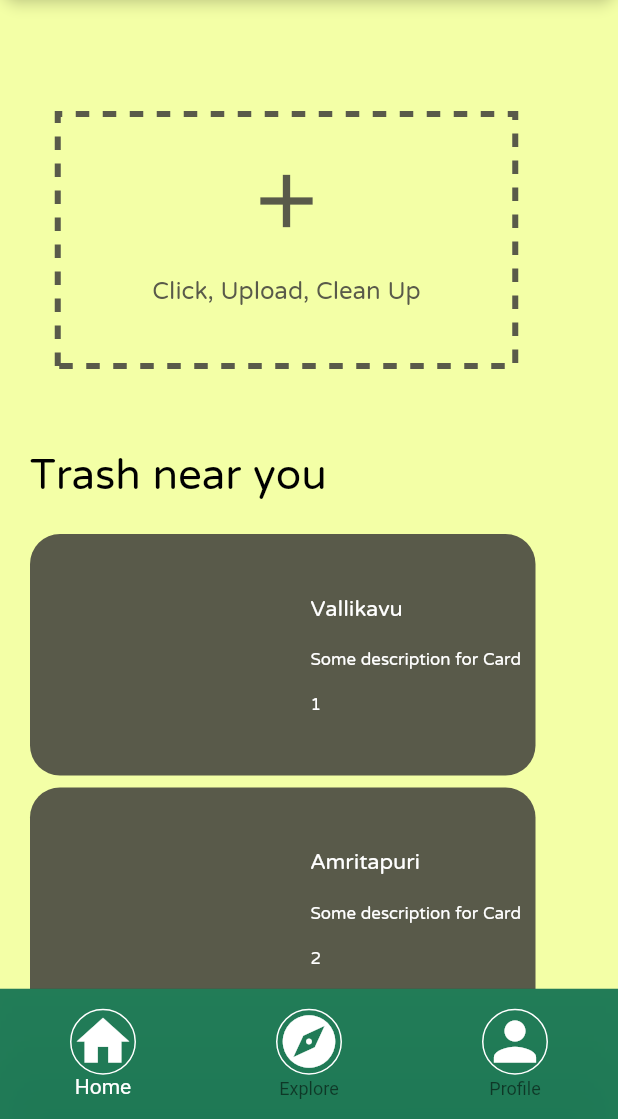
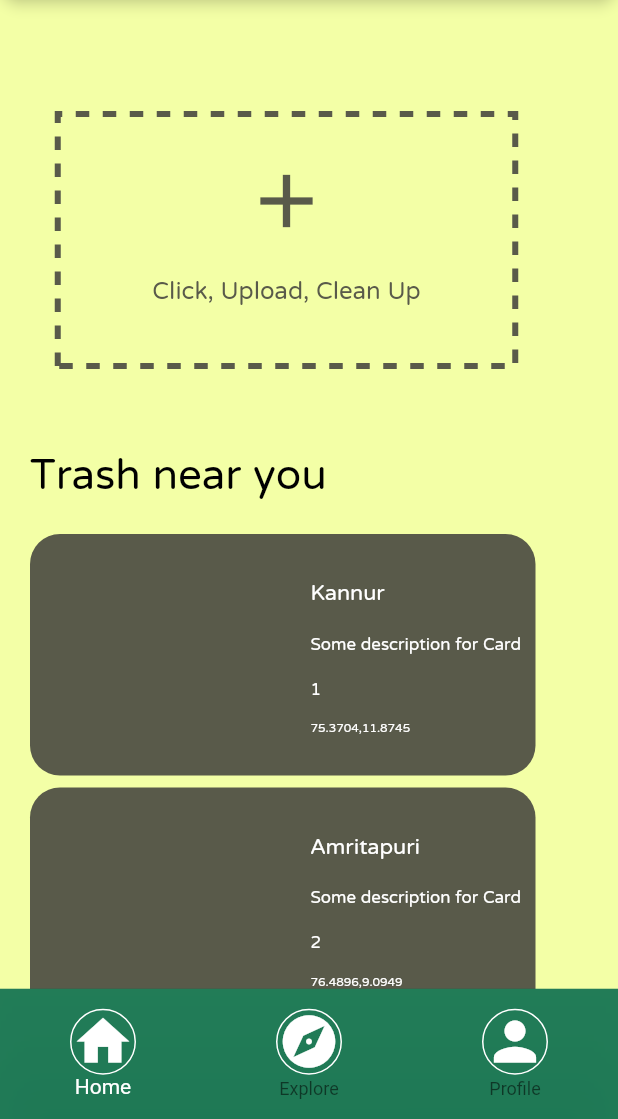
Before and after one commit to spellsharp/trasheroo, a Flutter app: the screen it shows after launch, on a phone screen of 412 x 824 dp, the part 117-1236 px from its top. Run offline on Flutter 3.47's test engine with Material 2 defaults, Android fonts, the light colour scheme and no system bars; drawn by our look-alikes of dotted_border; our stand-ins replace drop_shadow, firebase_auth, firebase_core, font_awesome_flutter, image_picker, location and 1 more; missing offline and left inert: flutter_osm_plugin; accounts and stored records are empty.

Commit message:
Finished map widget

```diff
--- a/lib/HomePage.dart
+++ b/lib/HomePage.dart
@@ -9,7 +9,9 @@ import 'postIssue.dart';
 class RightCard extends StatefulWidget {
   final cardData;
   final cardDescription;
-  const RightCard({Key? key, this.cardData, this.cardDescription})
+  final coordinates;
+  const RightCard(
+      {Key? key, this.cardData, this.cardDescription, this.coordinates})
       : super(key: key);
 
   @override
@@ -24,9 +26,12 @@ class _RightCardState extends State<RightCard> {
         Navigator.push(
           context,
           MaterialPageRoute(
-              builder: (context) => Volunteer(
-                  cardData: widget.cardData,
-                  cardDescription: widget.cardDescription)),
+            builder: (context) => Volunteer(
+              cardData: widget.cardData,
+              cardDescription: widget.cardDescription,
+              coordinates: widget.coordinates,
+            ),
+          ),
         );
       }),
       child: Padding(
@@ -62,6 +67,12 @@ class _RightCardState extends State<RightCard> {
                               style: TextStyle(
                                   color: Colors.white,
                                   fontSize: 14,
+                                  fontFamily: 'NTR')),
+                          SizedBox(width: 10),
+                          Text(widget.coordinates,
+                              style: TextStyle(
+                                  color: Colors.white,
+                                  fontSize: 10,
                                   fontFamily: 'NTR')),
                         ],
                       ),
@@ -218,24 +229,29 @@ class localTrashState extends State<localTrash> {
   late String cardData;
   Map<String, Map<String, String>> _cardData = {
     'Card 1': {
-      'Location': 'Vallikavu',
-      'Description': 'Some description for Card 1'
+      'Location': 'Kannur',
+      'Description': 'Some description for Card 1',
+      'Coordinate': '75.3704,11.8745',
     },
     'Card 2': {
       'Location': 'Amritapuri',
-      'Description': 'Some description for Card 2'
+      'Description': 'Some description for Card 2',
+      'Coordinate': '76.4896,9.0949',
     },
     'Card 3': {
       'Location': 'Chennai',
-      'Description': 'Some description for Card 3'
+      'Description': 'Some description for Card 3',
+      'Coordinate': '80.2707,13.0827',
     },
     'Card 4': {
       'Location': 'Mahe',
-      'Description': 'Some description for Card 4'
+      'Description': 'Some description for Card 4',
+      'Coordinate': '75.5343,11.7002',
     },
     'Card 5': {
       'Location': 'Ernakulam',
-      'Description': 'Some description for Card 5'
+      'Description': 'Some description for Card 5',
+      'Coordinate': '76.2999,9.9816',
     },
   };
 
@@ -247,6 +263,7 @@ class localTrashState extends State<localTrash> {
         cardList.add(RightCard(
           cardData: "${value['Location']}",
           cardDescription: "${value['Description']}",
+          coordinates: "${value['Coordinate']}",
         ));
       } else {
         cardList.add(RightCard(cardData: value));
--- a/lib/postIssue.dart
+++ b/lib/postIssue.dart
@@ -2,6 +2,7 @@ import 'package:flutter/material.dart';
 import 'dart:io';
 import 'HomePage.dart';
 import 'Map.dart';
+import 'RouteDistance.dart';
 
 class PostIssue extends StatefulWidget {
   final File? imageFile;
@@ -14,7 +15,6 @@ class PostIssue extends StatefulWidget {
 class _PostIssueState extends State<PostIssue> {
   String title = '';
   String details = '';
-
   void _submitIssue() {}
 
   @override
--- a/pubspec.yaml
+++ b/pubspec.yaml
@@ -50,12 +50,10 @@ dependencies:
   path: ^1.8.2
   image_picker: ^0.8.7+4
   table_calendar: ^3.0.8
-  google_maps_flutter: ^2.2.5
   location: ^4.4.0
   flutter_osm_plugin: ^0.53.2
   latlong: ^0.6.1
-  flutter_map_marker_cluster: ^1.1.0
-  flutter_map: ^3.1.0
+  http: ^0.13.5
 
 dependency_overrides:
   firebase_core_platform_interface: 4.5.1
```
Also changed, not shown: lib/FullMap.dart (+46 -7 lines), lib/Map.dart (+5 -14 lines), lib/RouteDistance.dart (added, +18 -0 lines), lib/Volunteer.dart (+71 -5 lines), pubspec.lock, 1 other file.
